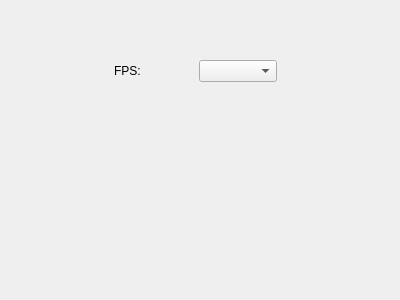
NAD777/Game-pygame, file Settings.ui: the form before one commit.
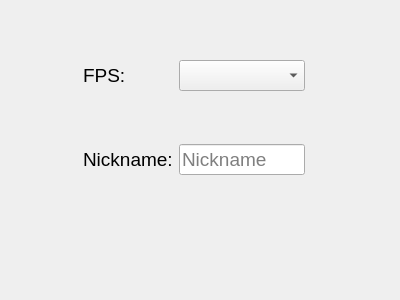
The form after the commit.

Patch:
```diff
--- a/Settings.ui
+++ b/Settings.ui
@@ -23,41 +23,83 @@
     </rect>
    </property>
    <layout class="QGridLayout" name="gridLayout">
-    <item row="2" column="0">
-     <widget class="QLabel" name="label_6">
-      <property name="text">
-       <string/>
-      </property>
-     </widget>
-    </item>
-    <item row="2" column="2">
-     <widget class="QComboBox" name="fps"/>
-    </item>
-    <item row="3" column="2">
+    <item row="5" column="2">
      <widget class="QLabel" name="label">
       <property name="text">
        <string/>
       </property>
      </widget>
     </item>
-    <item row="3" column="1">
-     <widget class="QLabel" name="label_3">
-      <property name="text">
-       <string/>
-      </property>
-     </widget>
-    </item>
     <item row="2" column="1">
      <widget class="QLabel" name="label_2">
+      <property name="font">
+       <font>
+        <pointsize>14</pointsize>
+       </font>
+      </property>
       <property name="text">
        <string>FPS:</string>
       </property>
      </widget>
     </item>
-    <item row="3" column="3">
+    <item row="5" column="1">
+     <widget class="QLabel" name="label_3">
+      <property name="text">
+       <string/>
+      </property>
+     </widget>
+    </item>
+    <item row="5" column="3">
      <widget class="QLabel" name="label_4">
       <property name="text">
-       <string/>
+       <string>               </string>
+      </property>
+     </widget>
+    </item>
+    <item row="2" column="2">
+     <widget class="QComboBox" name="fps">
+      <property name="font">
+       <font>
+        <pointsize>14</pointsize>
+       </font>
+      </property>
+     </widget>
+    </item>
+    <item row="2" column="0">
+     <widget class="QLabel" name="label_6">
+      <property name="text">
+       <string>              </string>
+      </property>
+     </widget>
+    </item>
+    <item row="3" column="1">
+     <widget class="QLabel" name="label_5">
+      <property name="text">
+       <string> </string>
+      </property>
+     </widget>
+    </item>
+    <item row="4" column="2">
+     <widget class="QLineEdit" name="lineEdit">
+      <property name="font">
+       <font>
+        <pointsize>14</pointsize>
+       </font>
+      </property>
+      <property name="placeholderText">
+       <string>Nickname</string>
+      </property>
+     </widget>
+    </item>
+    <item row="4" column="1">
+     <widget class="QLabel" name="label_7">
+      <property name="font">
+       <font>
+        <pointsize>14</pointsize>
+       </font>
+      </property>
+      <property name="text">
+       <string>Nickname:</string>
       </property>
      </widget>
     </item>
```
